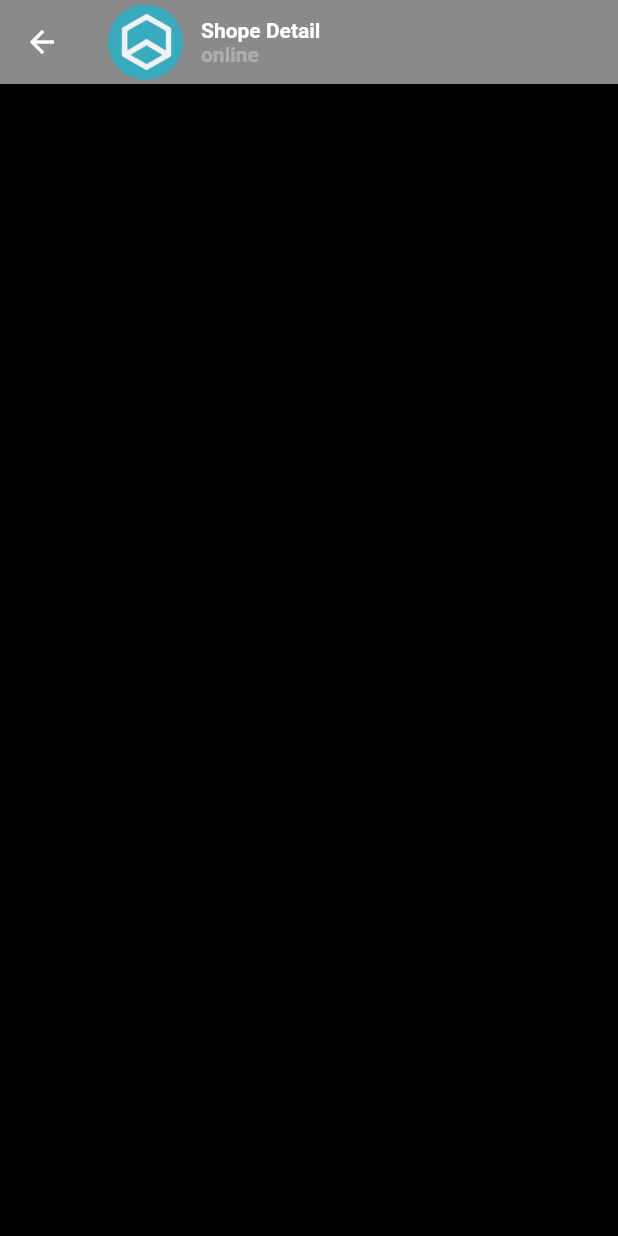
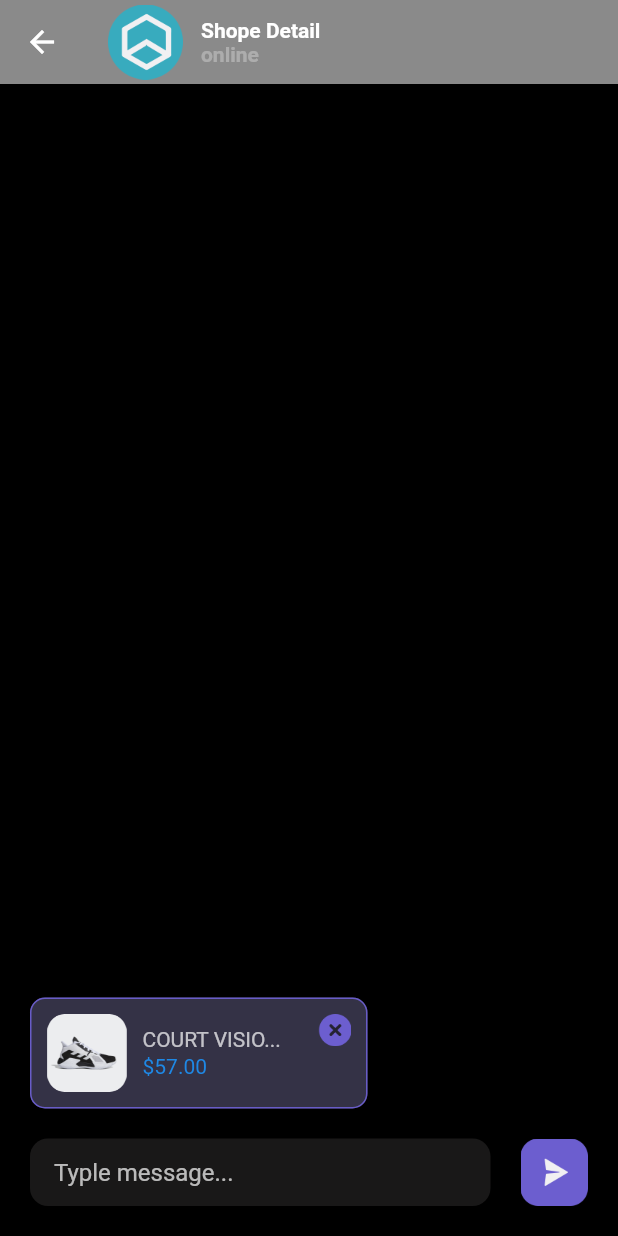
Before and after one commit to AnggaChelsea/flutter_shamo, a Flutter app: the DetailChat screen opened by its route, on a phone screen of 412 x 824 dp. Run offline on Flutter 3.47's test engine with Material 2 defaults, Android fonts, the light colour scheme and no system bars; our stand-ins replace google_fonts; missing offline and left inert: input_form_field.

Commit message:
add chat detail

```diff
--- a/lib/pages/detail_chat.dart
+++ b/lib/pages/detail_chat.dart
@@ -1,36 +1,111 @@
 import 'package:flutter/material.dart';
+import 'package:input_form_field/input_form_field.dart';
 import 'package:shamo/theme.dart';
 
 class DetailChat extends StatelessWidget {
-  const DetailChat({Key? key}) : super(key: key);
+  DetailChat({Key? key}) : super(key: key);
+
+  final TextEditingController _controller = TextEditingController();
+
+  Widget productPreview() {
+    return Container(
+      width: 225,
+      height: 74,
+      margin: const EdgeInsets.only(bottom: 20),
+      padding: const EdgeInsets.all(10),
+      decoration: BoxDecoration(
+        color: const Color.fromARGB(219, 61, 58, 82),
+        borderRadius: BorderRadius.circular(10),
+        border: Border.all(
+          color: const Color.fromARGB(241, 107, 94, 207),
+        ),
+      ),
+      child: Row(
+        crossAxisAlignment: CrossAxisAlignment.start,
+        children: [
+          ClipRRect(
+            borderRadius: BorderRadius.circular(12),
+            child: Image.asset(
+              "assets/icon_shoes_cart.png",
+              width: 54,
+            ),
+          ),
+          const SizedBox(
+            width: 10,
+          ),
+          Expanded(
+            child: Column(
+              crossAxisAlignment: CrossAxisAlignment.start,
+              mainAxisAlignment: MainAxisAlignment.center,
+              children: [
+                const Text(
+                  "COURT VISIO...",
+                  style: TextStyle(color: Colors.white70),
+                  overflow: TextOverflow.ellipsis,
+                ),
+                const SizedBox(
+                  height: 2,
+                ),
+                Text(
+                  '\$57.00',
+                  style: TextStyle(color: Colors.blue[600]),
+                ),
+              ],
+            ),
+          ),
+          Image.asset(
+            "assets/icon_cancle.png",
+            width: 22,
+          ),
+        ],
+      ),
+    );
+  }
 
   @override
   Widget build(BuildContext context) {
     Widget textInput() {
       return Container(
-        margin: EdgeInsets.all(20),
-        child: Row(children: [
-          Container(
+        margin: const EdgeInsets.all(20),
+        child: Column(
+          mainAxisSize: MainAxisSize.min,
+          crossAxisAlignment: CrossAxisAlignment.start,
+          children: [
+            productPreview(),
+            Row(children: [
+              Expanded(
+                child: Container(
                   height: 45,
-            padding: EdgeInsets.symmetric(
+                  padding: const EdgeInsets.symmetric(
                     horizontal: 16,
                     vertical: 12,
                   ),
+                  decoration: BoxDecoration(
+                    color: const Color.fromARGB(245, 26, 25, 25),
+                    borderRadius: BorderRadius.circular(12),
                   ),
-          SizedBox(
-            height: 12,
+                  child: Center(
+                    child: TextFormField(
+                      decoration: const InputDecoration.collapsed(
+                        hintText: "Typle message...",
+                        hintStyle: TextStyle(
+                          color: Colors.white70,
                         ),
-          Expanded(
-              child: TextFormField(
-            obscureText: true,
-            style: TextStyle(
-              color: Colors.white,
                       ),
-            decoration: InputDecoration.collapsed(
-                hintText: 'Input Your Password',
-                hintStyle: TextStyle(color: Colors.black54)),
-          ))
+                    ),
+                  ),
+                ),
+              ),
+              const SizedBox(
+                width: 20,
+              ),
+              Image.asset(
+                "assets/icon_send_button.png",
+                width: 45,
+              )
             ]),
+          ],
+        ),
       );
     }
 
@@ -38,15 +113,17 @@ class DetailChat extends StatelessWidget {
       backgroundColor: Colors.black,
       appBar: AppBar(
         backgroundColor: Colors.white54,
-        title: Container(
-          child: Row(
+        title: Column(
+          mainAxisSize: MainAxisSize.min,
+          children: [
+            Row(
               children: [
                 Image.asset(
                   'assets/icon_logo_shope_detail.png',
                   height: 50,
                   width: 50,
                 ),
-              SizedBox(
+                const SizedBox(
                   width: 12,
                 ),
                 Column(
@@ -69,6 +146,7 @@ class DetailChat extends StatelessWidget {
                 )
               ],
             ),
+          ],
         ),
       ),
       bottomNavigationBar: textInput(),
--- a/lib/pages/home/home_page.dart
+++ b/lib/pages/home/home_page.dart
@@ -70,7 +70,7 @@ class HomePage extends StatelessWidget {
                 color: Colors.blue,
               ),
               child: Text(
-                "All Shoes",
+                "Semua Type",
                 style: TextStyle(
                     color: Colors.white, fontSize: 13, fontWeight: medium),
               ),
@@ -86,7 +86,7 @@ class HomePage extends StatelessWidget {
                 color: transparentButtonColor,
               ),
               child: Text(
-                "Running",
+                "Putsal",
                 style: TextStyle(
                     color: Color.fromARGB(255, 58, 58, 57),
                     fontSize: 13,
@@ -104,7 +104,7 @@ class HomePage extends StatelessWidget {
                 color: transparentButtonColor,
               ),
               child: Text(
-                "Training",
+                "Volly",
                 style: TextStyle(
                     color: Color.fromARGB(255, 58, 58, 57),
                     fontSize: 13,
@@ -140,7 +140,7 @@ class HomePage extends StatelessWidget {
                 color: transparentButtonColor,
               ),
               child: Text(
-                "Hiking",
+                "Bola",
                 style: TextStyle(
                     color: Color.fromARGB(255, 58, 58, 57),
                     fontSize: 13,
@@ -157,7 +157,7 @@ class HomePage extends StatelessWidget {
         margin: EdgeInsets.only(
             top: defaultMargin, left: defaultMargin, right: defaultMargin),
         child: Text(
-          'Popular Products',
+          'Popular Sport',
           style: TextStyle(
             fontSize: 22,
             color: Colors.white,
--- a/lib/theme.dart
+++ b/lib/theme.dart
@@ -11,7 +11,7 @@ Color tabNavNoActive = Color(0x808191);
 
 Color colorText = Color(0x2E2E2E);
 
-Color primaryColor = Color.fromARGB(237, 59, 59, 63);
+Color primaryColor = Color.fromARGB(236, 227, 237, 33);
 Color textColorWhite = Colors.white54;
 Color secondaryColor = Color.fromARGB(0, 65, 200, 223);
 Color alertColor = Color(0x00ed6363);
--- a/pubspec.yaml
+++ b/pubspec.yaml
@@ -33,6 +33,7 @@ dependencies:
   flutter:
     sdk: flutter
   google_fonts: ^3.0.1
+  input_form_field: ^0.0.5
 
 dev_dependencies:
 
```
Also changed, not shown: assets/icon_cancle.png (added), assets/icon_send_button.png (added), assets/icon_shoes_cart.png (added), assets/kantorsport.jpg (added), pubspec.lock. Lines whose indentation alone changed are shown as unchanged.
